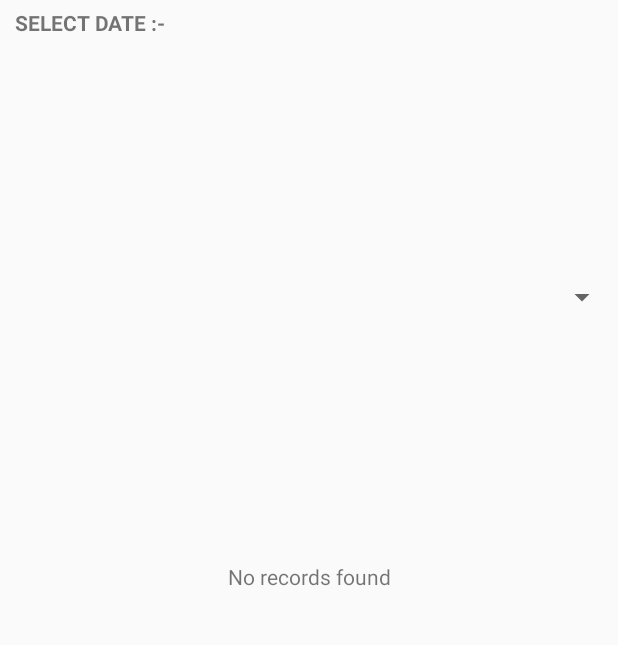
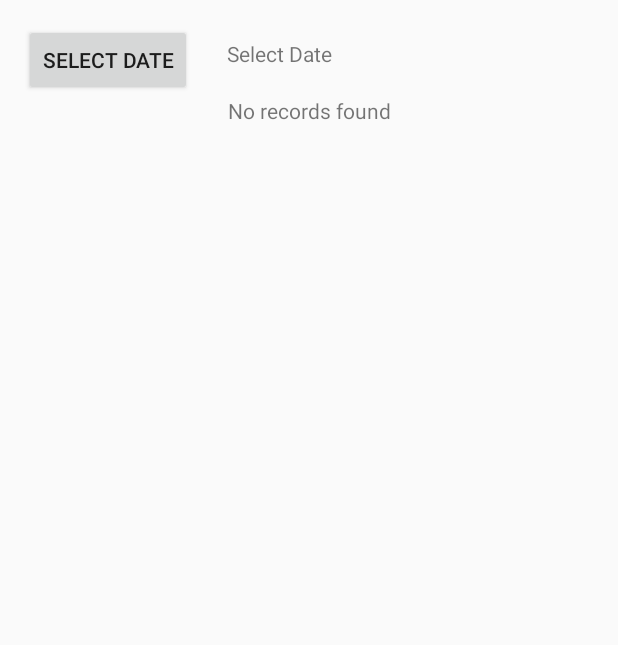
Before and after one commit to Chandakaniket/ODU_Attendance, an Android app: the Checkin_list screen opened directly, with no data from a screen before it, on a phone screen of 412 x 824 dp, the part 84-729 px from its top. Run offline under Robolectric (Android 15) with nearby library versions, the phone set to English and light mode, and no system bars.

Commit message:
Added Date Picker in Check-in history

```diff
--- a/app/src/main/java/edu/its/oduattendance/Checkin_list.java
+++ b/app/src/main/java/edu/its/oduattendance/Checkin_list.java
@@ -1,5 +1,7 @@
 package edu.its.oduattendance;
 
+import android.app.DatePickerDialog;
+import android.app.Dialog;
 import android.content.Intent;
 import android.database.Cursor;
 import android.os.Bundle;
@@ -9,18 +11,27 @@ import android.util.Log;
 import android.view.View;
 import android.widget.AdapterView;
 import android.widget.ArrayAdapter;
+import android.widget.Button;
+import android.widget.DatePicker;
 import android.widget.ListView;
 import android.widget.SimpleCursorAdapter;
 import android.widget.Spinner;
+import android.widget.TextView;
 import android.widget.Toast;
 
 
+import java.util.Calendar;
 import java.util.List;
 
 import edu.its.oduattendance.database.DBManager;
 import edu.its.oduattendance.database.DataBaseHelper;
 
 public class Checkin_list extends AppCompatActivity {
+
+    Button btn;
+    TextView d_tv;
+    int year_x,month_x,day_x;
+    static final int dialog_id=0;
 
 
     private DBManager dbManager;
@@ -29,9 +40,6 @@ public class Checkin_list extends AppCompatActivity {
 
     private SimpleCursorAdapter adapter;
 
-    Spinner dropdown;
-
-    String[] dates={"All","None"};
 
     String midas;
 
@@ -45,6 +53,12 @@ public class Checkin_list extends AppCompatActivity {
         super.onCreate(savedInstanceState);
         setContentView(R.layout.activity_checkin_list_blank);
 
+        final Calendar cal=Calendar.getInstance();
+        year_x=cal.get(Calendar.YEAR);
+        month_x=cal.get(Calendar.MONTH);
+        day_x=cal.get(Calendar.DATE);
+        showDialogOnButtonClick();
+
         Toolbar toolbar= (Toolbar)findViewById(R.id.app_bar);
         setSupportActionBar(toolbar);
 
@@ -52,70 +66,76 @@ public class Checkin_list extends AppCompatActivity {
         midas=it.getStringExtra("midasid");
         System.out.print("Demo==========="+midas);
 
-        dropdown=(Spinner)findViewById(R.id.spinnerDate);
-
-//        dropdown.setOnItemClickListener((AdapterView.OnItemClickListener) this);
-
-        loadSpinnerData();
-
-
-
-        dropdown.setOnItemSelectedListener(new AdapterView.OnItemSelectedListener() {
-
-            @Override
-            public void onItemSelected(AdapterView<?> parent, View view,int position, long id) {
-                // Get select item
-                int sid=dropdown.getSelectedItemPosition();
-                Toast.makeText(getBaseContext(), "Date selected : " + dates[sid],Toast.LENGTH_SHORT).show();
-                dbManager.open();
-                Cursor cursor1 = dbManager.datefetch(midas,dates[sid]);
-                adapter = new SimpleCursorAdapter(Checkin_list.this, R.layout.activity_checkin_list, cursor1, from, to, 0);
-                adapter.notifyDataSetChanged();
-                listView.setAdapter(adapter);
-                dbManager.close();
-            }
-            @Override
-            public void onNothingSelected(AdapterView<?> parent) {
-                // TODO Auto-generated method stub
-            }
-        });
-
-
-
-
-
-        dbManager = new DBManager(this);
-        dbManager.open();
-        Cursor cursor = dbManager.fetch(midas);
-
+        d_tv=(TextView)findViewById(R.id.date_tv);
         listView = (ListView) findViewById(R.id.list_view);
         listView.setEmptyView(findViewById(R.id.empty));
 
 
+
+       dbManager = new DBManager(this);
+
+
+        /*
+        dbManager.open();
+        Cursor cursor = dbManager.fetch(midas);
+
+
+
   adapter = new SimpleCursorAdapter(this, R.layout.activity_checkin_list, cursor, from, to, 0);
 
-  //      SpecialAdapter adapter = new SpecialAdapter(this, R.layout.activity_checkin_list, cursor, from, to);
-        adapter.notifyDataSetChanged();
+  adapter.notifyDataSetChanged();
 
 
     listView.setAdapter(adapter);
     dbManager.close();
-
+*/
     }
 
-    private void loadSpinnerData() {
+    public void showDialogOnButtonClick(){
 
-        DataBaseHelper db = new DataBaseHelper(getApplicationContext());
+        btn=(Button)findViewById(R.id.button2);
+        btn.setOnClickListener(new View.OnClickListener() {
+            @Override
+            public void onClick(View view) {
+                showDialog(dialog_id);
+            }
+        });
+    }
 
-        List<String> labels=db.getAllLabels(midas);
-
-        dates= labels.toArray(new String[0]);
-        ArrayAdapter<String> spadapter=new ArrayAdapter<String>(this,android.R.layout.simple_spinner_dropdown_item,labels);
-
-        dropdown.setAdapter(spadapter);
+    @Override
+    protected Dialog onCreateDialog(int id) {
+        if(id==dialog_id){
+            return new DatePickerDialog(this,dpickerListener,year_x,month_x,day_x);
+        }
 
 
+        return null;
+    }
 
+    private DatePickerDialog.OnDateSetListener dpickerListener=new DatePickerDialog.OnDateSetListener() {
+        @Override
+        public void onDateSet(DatePicker datePicker, int year, int month, int day) {
+            year_x=year;
+            month_x=month+1;
+            day_x=day;
+            Toast.makeText(Checkin_list.this,year_x+"/"+month_x+"/"+day_x,Toast.LENGTH_SHORT).show();
 
-    }
+            String date_s=month_x+"-"+day_x+"-"+year_x;
+
+            d_tv.setText(getString(R.string.date_sel_instruction)+date_s);
+
+            if(month_x<10) {
+                date_s="0"+date_s;        //Adjusting month, as in db month is storing in double digit
+            }
+
+            dbManager.open();
+            Cursor cursor1 = dbManager.datefetch(midas,date_s);
+            adapter = new SimpleCursorAdapter(Checkin_list.this, R.layout.activity_checkin_list, cursor1, from, to, 0);
+            adapter.notifyDataSetChanged();
+            listView.setAdapter(adapter);
+            dbManager.close();
+
+        }
+    };
+
 }
--- a/app/src/main/res/layout/activity_checkin_list_blank.xml
+++ b/app/src/main/res/layout/activity_checkin_list_blank.xml
@@ -1,8 +1,6 @@
 <?xml version="1.0" encoding="utf-8"?>
-<android.support.constraint.ConstraintLayout
-    xmlns:android="http://schemas.android.com/apk/res/android"
+<android.support.constraint.ConstraintLayout xmlns:android="http://schemas.android.com/apk/res/android"
     xmlns:app="http://schemas.android.com/apk/res-auto"
-    xmlns:tools="http://schemas.android.com/tools"
     android:layout_width="match_parent"
     android:layout_height="match_parent">
 
@@ -10,56 +8,82 @@
         android:id="@+id/app_bar"
         layout="@layout/app_bar" />
 
-    <android.support.constraint.ConstraintLayout xmlns:android="http://schemas.android.com/apk/res/android"
-        android:layout_width="fill_parent"
-        android:layout_height="0dp"
-        app:layout_constraintBottom_toBottomOf="parent"
-        app:layout_constraintTop_toBottomOf="@+id/app_bar"
-        android:id="@+id/relativeLayout3">
+    <RelativeLayout
+        android:id="@+id/relative_layout_1"
+        android:layout_width="match_parent"
+        android:layout_height="wrap_content"
+        android:layout_marginEnd="8dp"
+        android:layout_marginStart="8dp"
+        android:layout_marginTop="8dp"
+        app:layout_constraintEnd_toEndOf="@id/app_bar"
+        app:layout_constraintHorizontal_bias="0.0"
+        app:layout_constraintStart_toStartOf="parent"
+        app:layout_constraintTop_toBottomOf="@+id/app_bar">
 
         <TextView
-            android:id="@+id/datetv"
+            android:id="@+id/date_tv"
             android:layout_width="wrap_content"
             android:layout_height="wrap_content"
-            android:layout_marginStart="10dp"
-            android:layout_marginTop="5dp"
-            android:text="@string/select_date"
-            android:textStyle="bold"
+            android:layout_centerInParent="true"
+            android:layout_marginBottom="15dp"
+            android:layout_marginEnd="15dp"
+            android:layout_marginLeft="15dp"
+            android:layout_marginRight="15dp"
+            android:layout_marginStart="15dp"
+            android:layout_marginTop="15dp"
+            android:layout_toEndOf="@+id/button2"
+            android:text="@string/date_tv"
+            app:layout_constraintEnd_toEndOf="parent"
+            app:layout_constraintStart_toEndOf="@+id/button2" />
+
+        <Button
+            android:id="@+id/button2"
+            android:layout_width="wrap_content"
+            android:layout_height="wrap_content"
+            android:layout_marginEnd="8dp"
+            android:layout_marginStart="8dp"
+            android:layout_marginTop="8dp"
+            android:text="@string/date_btn"
+            app:layout_constraintBottom_toBottomOf="@+id/date_tv"
+            app:layout_constraintEnd_toEndOf="parent"
+            app:layout_constraintHorizontal_bias="0.0"
             app:layout_constraintStart_toStartOf="parent"
-            app:layout_constraintTop_toTopOf="parent" />
+            app:layout_constraintVertical_bias="0.38" />
+    </RelativeLayout>
 
-        <Spinner
-            android:id="@+id/spinnerDate"
-            android:layout_width="0dp"
-            android:layout_height="0dp"
-            app:layout_constraintBottom_toTopOf="@+id/list_view"
-            app:layout_constraintEnd_toEndOf="parent"
-            app:layout_constraintStart_toEndOf="@+id/datetv"
-            app:layout_constraintTop_toTopOf="parent" />
+    <android.support.constraint.ConstraintLayout
+        android:id="@+id/relativeLayout3"
+        android:layout_width="fill_parent"
+        android:layout_height="wrap_content"
+        app:layout_constraintBottom_toBottomOf="parent"
+        app:layout_constraintEnd_toEndOf="parent"
+        app:layout_constraintStart_toStartOf="parent"
+        app:layout_constraintTop_toBottomOf="@+id/relative_layout_1"
+        app:layout_constraintVertical_bias="0.0">
 
         <ListView
             android:id="@+id/list_view"
             android:layout_width="0dp"
-            android:layout_height="0dp"
-            android:layout_marginEnd="8dp"
-            android:layout_marginStart="8dp"
-            android:layout_marginTop="5dp"
+            android:layout_height="wrap_content"
+            android:layout_marginBottom="8dp"
+            android:layout_marginTop="8dp"
             android:dividerHeight="1dp"
             android:padding="10dp"
             app:layout_constraintBottom_toBottomOf="parent"
             app:layout_constraintEnd_toEndOf="parent"
+            app:layout_constraintHorizontal_bias="0.0"
             app:layout_constraintStart_toStartOf="parent"
-            app:layout_constraintTop_toBottomOf="@+id/datetv" />
+            app:layout_constraintTop_toTopOf="parent" />
 
         <TextView
             android:id="@+id/empty"
             android:layout_width="wrap_content"
             android:layout_height="wrap_content"
             android:text="@string/empty_list_text"
-            app:layout_constraintTop_toTopOf="parent"
             app:layout_constraintBottom_toBottomOf="parent"
             app:layout_constraintLeft_toLeftOf="parent"
-            app:layout_constraintRight_toRightOf="parent" />
+            app:layout_constraintRight_toRightOf="parent"
+            app:layout_constraintTop_toTopOf="parent" />
 
     </android.support.constraint.ConstraintLayout>
 </android.support.constraint.ConstraintLayout>
--- a/app/src/main/res/values/strings.xml
+++ b/app/src/main/res/values/strings.xml
@@ -26,4 +26,7 @@
     <string name="signout">SIGNOUT</string>
     <string name="select_date">SELECT DATE :-</string>
     <string name="atttypeimg">attendance image icon</string>
+    <string name="date_sel_instruction">Date Selected is:-</string>
+    <string name="date_btn">Select Date</string>
+    <string name="date_tv">Select Date</string>
 </resources>
```
